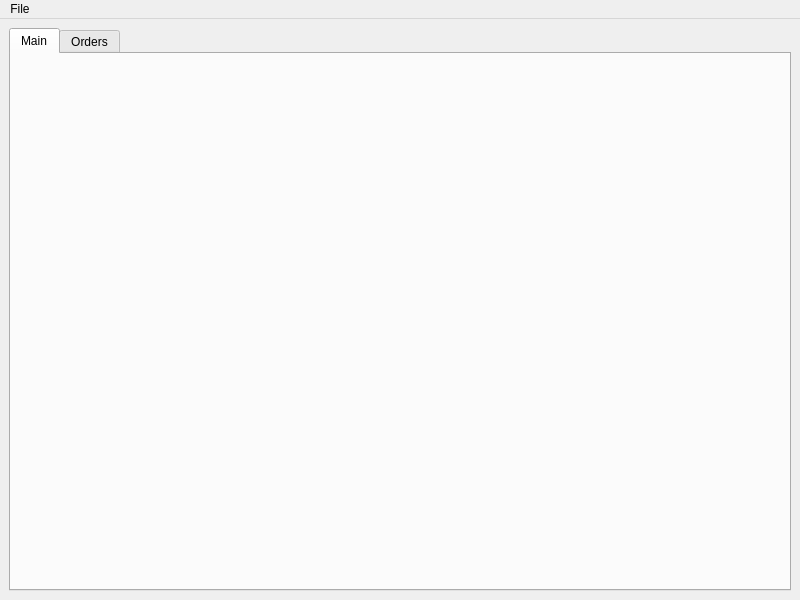
Before: the Qt Designer form gui/mainWindow.ui in RainRainLiu/AnnaerTools, drawn with Qt 5.
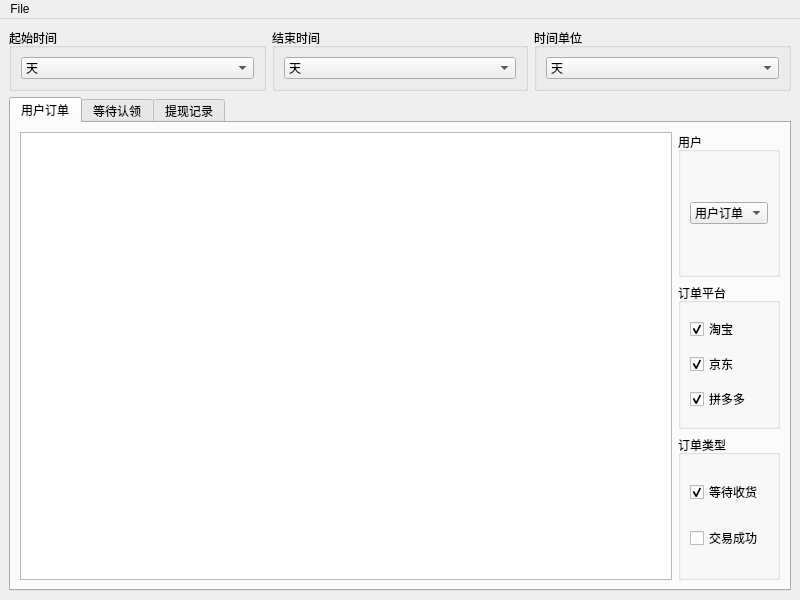
After: the same form once the commit is applied. The open tabs and pages were chosen to show the change. Icons and pictures are not drawn.

The edit to the form file:
```diff
--- a/gui/mainWindow.ui
+++ b/gui/mainWindow.ui
@@ -14,17 +14,119 @@
    <string>MainWindow</string>
   </property>
   <widget class="QWidget" name="centralwidget">
+   <layout class="QGridLayout" name="gridLayout_8">
+    <item row="0" column="0">
+     <widget class="QGroupBox" name="groupBox_5">
+      <property name="title">
+       <string>起始时间</string>
+      </property>
+      <layout class="QGridLayout" name="gridLayout_4">
+       <item row="0" column="0">
+        <widget class="QComboBox" name="comboBox_Order_TimeStart">
+         <property name="currentIndex">
+          <number>1</number>
+         </property>
+         <item>
+          <property name="text">
+           <string>小时</string>
+          </property>
+         </item>
+         <item>
+          <property name="text">
+           <string>天</string>
+          </property>
+         </item>
+         <item>
+          <property name="text">
+           <string>周</string>
+          </property>
+         </item>
+         <item>
+          <property name="text">
+           <string>月</string>
+          </property>
+         </item>
+        </widget>
+       </item>
+      </layout>
+     </widget>
+    </item>
+    <item row="0" column="1">
+     <widget class="QGroupBox" name="groupBox_6">
+      <property name="title">
+       <string>结束时间</string>
+      </property>
+      <layout class="QGridLayout" name="gridLayout_7">
+       <item row="0" column="0">
+        <widget class="QComboBox" name="comboBox_Order_TimeStop">
+         <property name="currentIndex">
+          <number>1</number>
+         </property>
+         <item>
+          <property name="text">
+           <string>小时</string>
+          </property>
+         </item>
+         <item>
+          <property name="text">
+           <string>天</string>
+          </property>
+         </item>
+         <item>
+          <property name="text">
+           <string>周</string>
+          </property>
+         </item>
+         <item>
+          <property name="text">
+           <string>月</string>
+          </property>
+         </item>
+        </widget>
+       </item>
+      </layout>
+     </widget>
+    </item>
+    <item row="0" column="2">
+     <widget class="QGroupBox" name="groupBox_3">
+      <property name="title">
+       <string>时间单位</string>
+      </property>
    <layout class="QGridLayout" name="gridLayout_2">
     <item row="0" column="0">
+        <widget class="QComboBox" name="comboBox_Order_TimeUnit">
+         <property name="currentIndex">
+          <number>1</number>
+         </property>
+         <item>
+          <property name="text">
+           <string>小时</string>
+          </property>
+         </item>
+         <item>
+          <property name="text">
+           <string>天</string>
+          </property>
+         </item>
+         <item>
+          <property name="text">
+           <string>周</string>
+          </property>
+         </item>
+         <item>
+          <property name="text">
+           <string>月</string>
+          </property>
+         </item>
+        </widget>
+       </item>
+      </layout>
+     </widget>
+    </item>
+    <item row="1" column="0" colspan="3">
      <widget class="QTabWidget" name="tabWidget">
       <property name="currentIndex">
-       <number>1</number>
-      </property>
-      <property name="iconSize">
-       <size>
-        <width>16</width>
-        <height>16</height>
-       </size>
+       <number>0</number>
       </property>
       <widget class="QWidget" name="tab">
        <attribute name="icon">
@@ -32,40 +134,42 @@
          <normaloff>../icons/main_main.png</normaloff>../icons/main_main.png</iconset>
        </attribute>
        <attribute name="title">
-        <string>Main</string>
+        <string>用户订单</string>
        </attribute>
-      </widget>
-      <widget class="QWidget" name="tab_2">
-       <attribute name="icon">
-        <iconset>
-         <normaloff>../icons/main_data.png</normaloff>../icons/main_data.png</iconset>
-       </attribute>
-       <attribute name="title">
-        <string>Orders</string>
-       </attribute>
-       <layout class="QGridLayout" name="gridLayout_5">
-        <item row="0" column="0">
+       <layout class="QGridLayout" name="gridLayout_6">
+        <item row="0" column="0" rowspan="3">
          <widget class="QTableView" name="tableView_Order"/>
         </item>
         <item row="0" column="1">
-         <layout class="QGridLayout" name="gridLayout_4">
+         <widget class="QGroupBox" name="groupBox_4">
+          <property name="title">
+           <string>用户</string>
+          </property>
+          <layout class="QGridLayout" name="gridLayout_5">
           <item row="0" column="0">
+            <widget class="QComboBox" name="comboBox_Orders_User">
+             <item>
+              <property name="text">
+               <string>用户订单</string>
+              </property>
+             </item>
+             <item>
+              <property name="text">
+               <string>等待认领</string>
+              </property>
+             </item>
+            </widget>
+           </item>
+          </layout>
+         </widget>
+        </item>
+        <item row="1" column="1">
            <widget class="QGroupBox" name="groupBox">
             <property name="title">
              <string>订单平台</string>
             </property>
             <layout class="QGridLayout" name="gridLayout">
-             <item row="0" column="0">
-              <widget class="QCheckBox" name="checkBox_Orders_Teerace_tb">
-               <property name="text">
-                <string>淘宝</string>
-               </property>
-               <property name="checked">
-                <bool>true</bool>
-               </property>
-              </widget>
-             </item>
-             <item row="1" column="0">
+           <item row="2" column="0">
               <widget class="QCheckBox" name="checkBox_Orders_Teerace_jd">
                <property name="text">
                 <string>京东</string>
@@ -75,7 +179,7 @@
                </property>
               </widget>
              </item>
-             <item row="2" column="0">
+           <item row="3" column="0">
               <widget class="QCheckBox" name="checkBox_Orders_Teerace_pdd">
                <property name="text">
                 <string>拼多多</string>
@@ -85,10 +189,20 @@
                </property>
               </widget>
              </item>
-            </layout>
-           </widget>
-          </item>
           <item row="1" column="0">
+            <widget class="QCheckBox" name="checkBox_Orders_Teerace_tb">
+             <property name="text">
+              <string>淘宝</string>
+             </property>
+             <property name="checked">
+              <bool>true</bool>
+             </property>
+            </widget>
+           </item>
+          </layout>
+         </widget>
+        </item>
+        <item row="2" column="1">
            <widget class="QGroupBox" name="groupBox_2">
             <property name="title">
              <string>订单类型</string>
@@ -115,8 +229,16 @@
            </widget>
           </item>
          </layout>
-        </item>
-       </layout>
+      </widget>
+      <widget class="QWidget" name="tab_2">
+       <attribute name="title">
+        <string>等待认领</string>
+       </attribute>
+      </widget>
+      <widget class="QWidget" name="tab_3">
+       <attribute name="title">
+        <string>提现记录</string>
+       </attribute>
       </widget>
      </widget>
     </item>
```
Left out of the diff: 4 changed lines with no effect on the pictures. Lines whose indentation alone changed are shown as unchanged.
